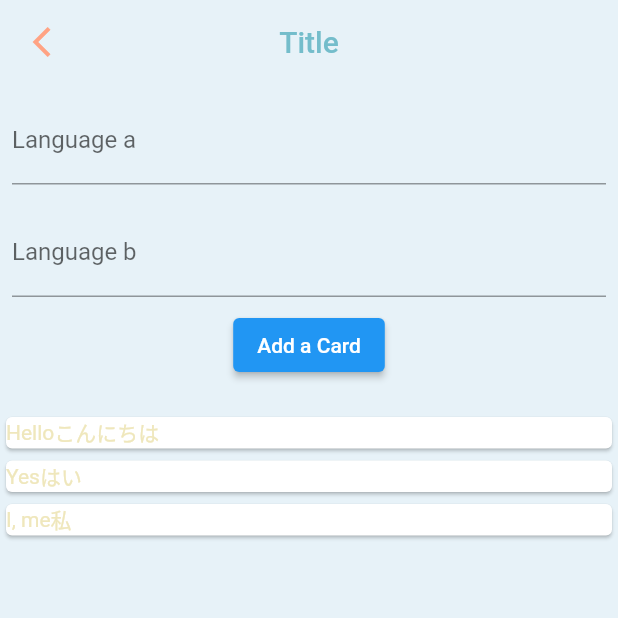
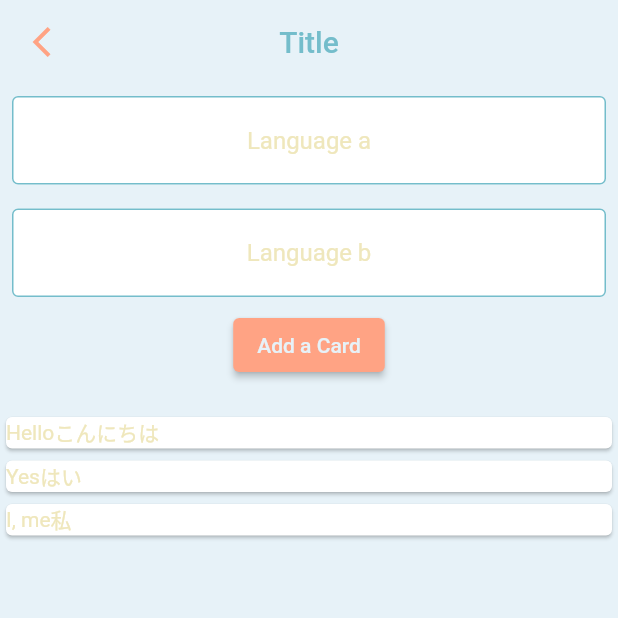
Before and after one commit to Tyrkson/FlashWord, a Flutter app: the ManageList screen opened directly, on a phone screen of 412 x 824 dp, the top half of it. Run offline on Flutter 3.47's test engine with Material 2 defaults, Android fonts, the phone set to English and light mode, and no system bars; our stand-ins replace auto_size_text, focused_menu.

Commit message:
Fixed TextField bug and added style to them

```diff
--- a/lib/manageList.dart
+++ b/lib/manageList.dart
@@ -15,6 +15,10 @@ class _ManageListState extends State<ManageList> {
 
   List<StudyCard> cards = testcards;
 
+  TextEditingController languageAController = new TextEditingController();
+  TextEditingController languageBController = new TextEditingController();
+
+
   @override
   Widget build(BuildContext context) {
     return Scaffold(
@@ -23,25 +27,13 @@ class _ManageListState extends State<ManageList> {
       body: Column(
         mainAxisSize: MainAxisSize.max,
         children: [
-          Padding(
-            padding: const EdgeInsets.all(8.0),
-            child: TextField(
-              decoration: InputDecoration(labelText: "Language a"),
-              onSubmitted: (String v) => setState(() {
-                _languageA = v;
-              }),
-            ),
+          buildTextField(context, languageAController, "Language a"),
+          buildTextField(context, languageBController, "Language b"),
+          ElevatedButton(onPressed: () => addAndSave(), child: Text("Add a Card"),
+          style: ElevatedButton.styleFrom(
+              primary: Theme.of(context).accentColor, // background
+              onPrimary: Theme.of(context).primaryColor),
           ),
-          Padding(
-            padding: const EdgeInsets.all(8.0),
-            child: TextField(
-              decoration: InputDecoration(labelText: "Language b"),
-              onSubmitted: (String v) => setState(() {
-                _languageB = v;
-              }),
-            ),
-          ),
-          ElevatedButton(onPressed: () => add(), child: Text("Add a Card")),
           SizedBox(
             height: 20,
           ),
@@ -60,6 +52,28 @@ class _ManageListState extends State<ManageList> {
           )
         ],
       ),
+    );
+  }
+
+  Padding buildTextField(BuildContext context, TextEditingController controller, String hintText) {
+    return Padding(
+      padding: const EdgeInsets.all(8.0),
+      child: TextField(
+              decoration: InputDecoration(hintText: hintText,
+              hintStyle: TextStyle(
+                color: Theme.of(context).textTheme.bodyText2.color,
+              ),
+              enabledBorder: OutlineInputBorder(borderSide: BorderSide(color: Theme.of(context).textTheme.bodyText1.color)),
+              focusedBorder: OutlineInputBorder(borderSide: BorderSide(color: Theme.of(context).accentColor)),
+              filled: true,
+              fillColor: Colors.white,
+              ),
+              controller: controller,
+              style: TextStyle(
+                color: Theme.of(context).textTheme.bodyText1.color,
+              ),
+              textAlign: TextAlign.center,
+            ),
     );
   }
 
@@ -84,9 +98,9 @@ class _ManageListState extends State<ManageList> {
     );
   }
 
-  add() {
+  addAndSave() {
     setState(() {
-      cards.add(new StudyCard(_languageA, _languageB));
+      cards.add(new StudyCard(languageAController.text, languageBController.text));
     });
   }
 }
```
